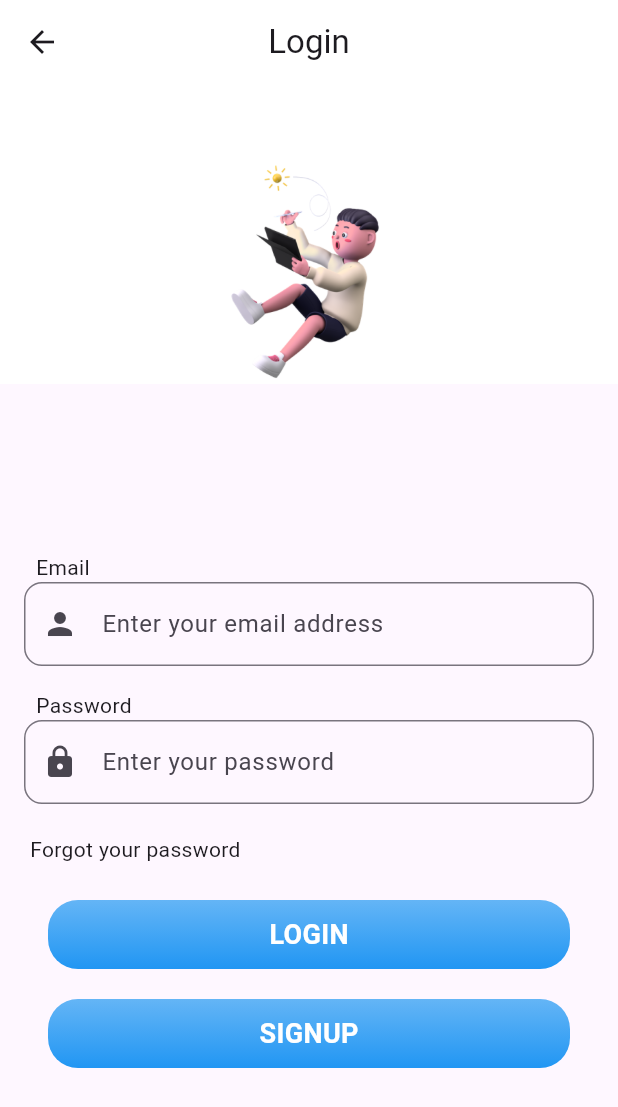
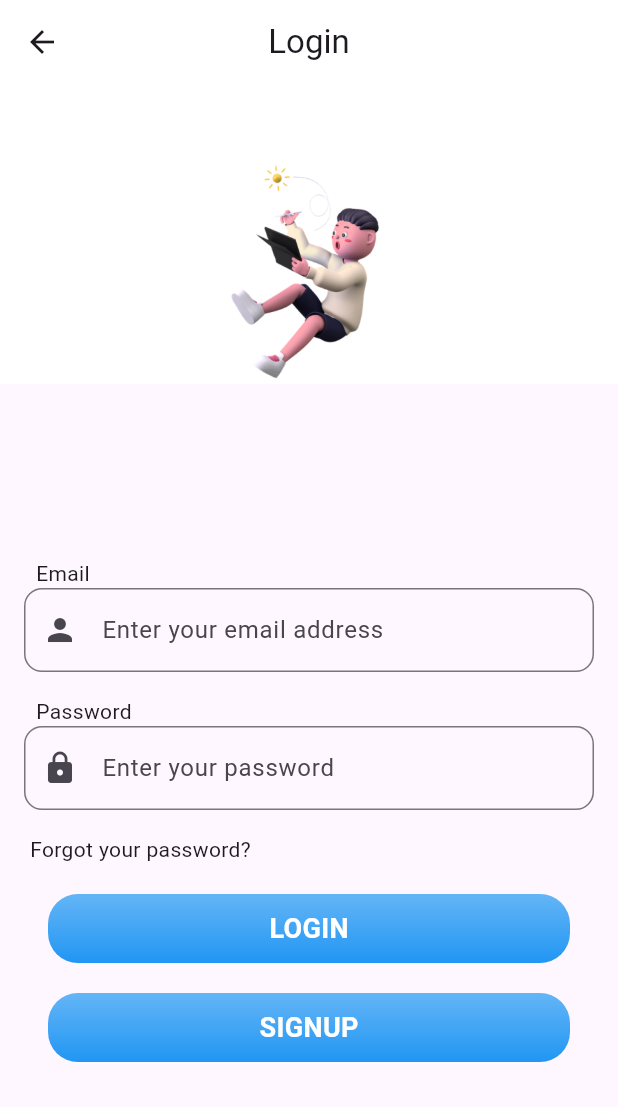
Before and after one commit to Semedii/Suuq, a Flutter app: the LoginPage screen opened by its route, on a phone screen of 412 x 824 dp. Shown: the top 1107 px of the screen. Run offline on Flutter 3.47's test engine with Material 3 defaults, Android fonts, the phone set to English and light mode, and no system bars; our stand-ins replace auto_route, dots_indicator, firebase_auth, firebase_core, flutter_riverpod, fluttertoast and 1 more; accounts and stored records are empty; generated files the repository leaves out were written again.

Commit message:
improved forgot your password text

```diff
--- a/lib/pages/login_page.dart
+++ b/lib/pages/login_page.dart
@@ -3,6 +3,7 @@ import 'package:flutter/material.dart';
 import 'package:suuq/components/app_textfield.dart';
 import 'package:suuq/router/app_router.gr.dart';
 import 'package:flutter_gen/gen_l10n/app_localizations.dart';
+import 'package:suuq/utils/symbol_utilities.dart';
 
 import '../components/app_button.dart';
 
@@ -54,8 +55,12 @@ class LoginPage extends StatelessWidget {
     return GestureDetector(
       onTap: () {},
       child: Padding(
-        padding: const EdgeInsets.symmetric(horizontal: 20, vertical: 4),
-        child: Text(localizations.forgotYourPassword),
+        padding: const EdgeInsets.symmetric(
+          horizontal: 20,
+        ),
+        child: Text(
+          localizations.forgotYourPassword + SymbolUtilities.questionMark,
+        ),
       ),
     );
   }
--- /dev/null
+++ b/lib/utils/symbol_utilities.dart
@@ -0,0 +1,3 @@
+class SymbolUtilities{
+  static const String questionMark = "?";
+}
```
